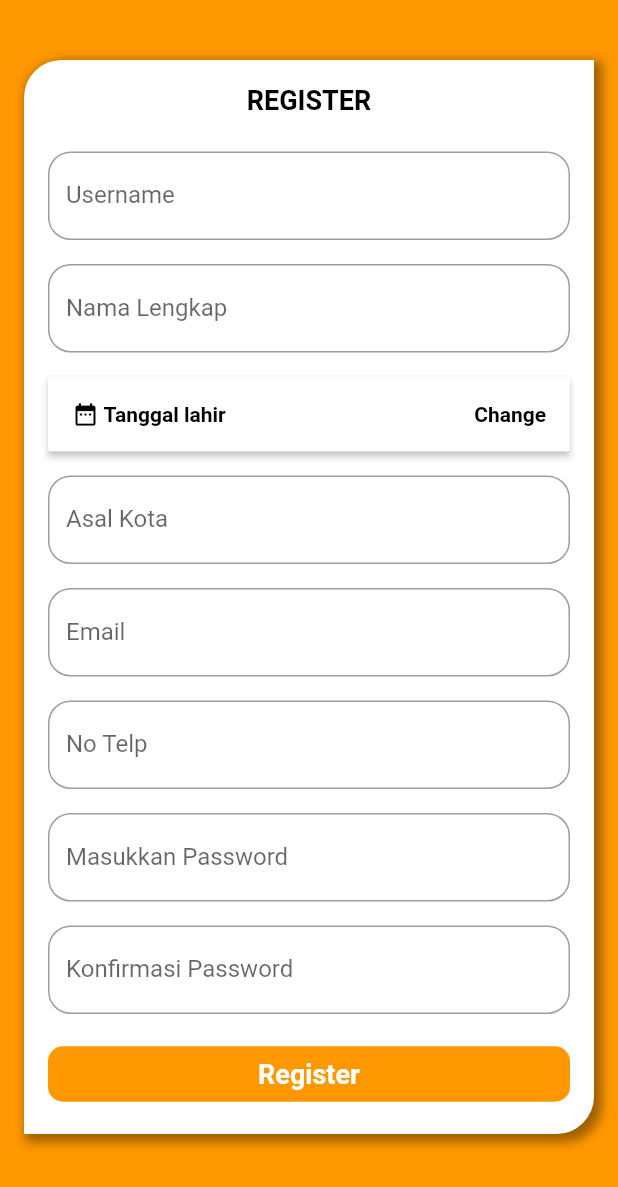
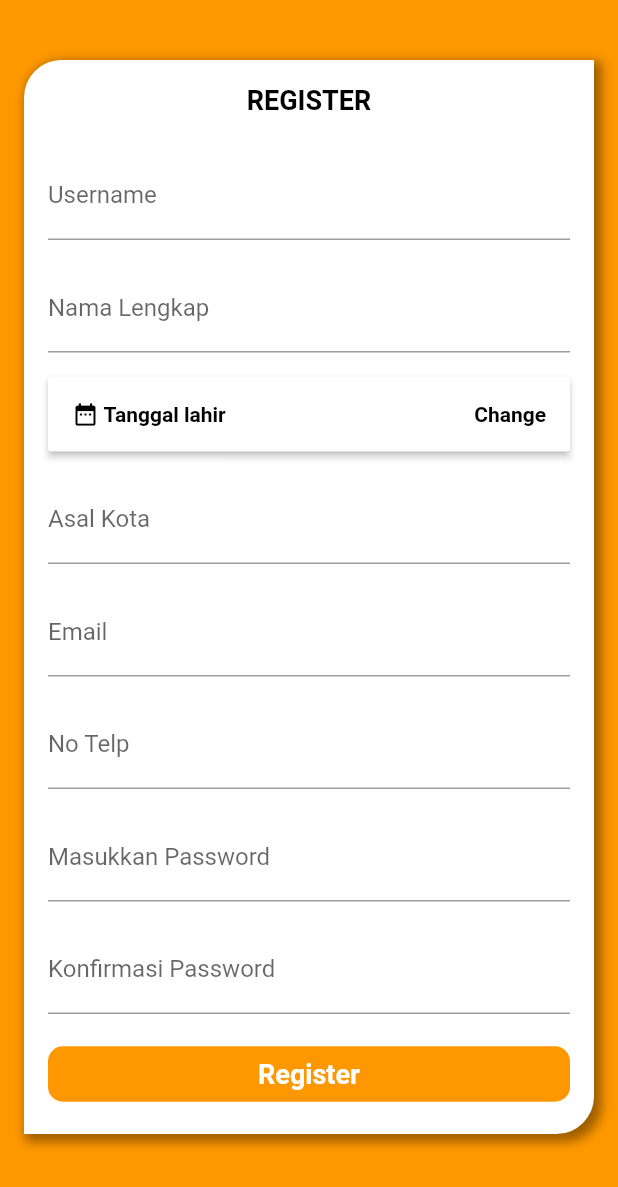
Before and after one commit to andhikaeffendy/merkuri, a Flutter app: the screen it shows after launch, after a tap on "Daftar disini", on a phone screen of 412 x 824 dp. Shown: the top 1187 px of the screen. Run offline on Flutter 3.47's test engine with Material 2 defaults, Android fonts, the phone set to English and light mode, and no system bars; our stand-ins replace dio, flutter_datetime_picker, google_maps_flutter; accounts and stored records are empty; network calls fail; Roboto replaces fonts that are missing (Poppins).

Commit message:
ubah password

```diff
--- a/lib/activation_user.dart
+++ b/lib/activation_user.dart
@@ -87,11 +87,6 @@ class _ActivationUserState extends State<ActivationUser> {
                         decoration: new InputDecoration(
                           labelText: "Kode Aktifasi",
                           fillColor: Colors.white,
-                          border: new OutlineInputBorder(
-                            borderRadius: new BorderRadius.circular(15.0),
-                            borderSide: new BorderSide(
-                            ),
-                          ),
                           //fillColor: Colors.green
                         ),
                         keyboardType: TextInputType.emailAddress,
--- a/lib/form_merkurisk.dart
+++ b/lib/form_merkurisk.dart
@@ -187,7 +187,6 @@ class _FormMerkuriskState extends State<FormMerkurisk> {
                     decoration: new InputDecoration(
                       labelText: "Air",
                       fillColor: Colors.white,
-
                       //fillColor: Colors.green
                     ),
                     keyboardType: TextInputType.emailAddress,
@@ -215,7 +214,6 @@ class _FormMerkuriskState extends State<FormMerkurisk> {
                     decoration: new InputDecoration(
                       labelText: "Biodata",
                       fillColor: Colors.white,
-
                       //fillColor: Colors.green
                     ),
                     keyboardType: TextInputType.emailAddress,
--- a/lib/login.dart
+++ b/lib/login.dart
@@ -81,11 +81,6 @@ class _LoginState extends State<Login> {
                           decoration: new InputDecoration(
                             labelText: "Email",
                             fillColor: Colors.white,
-                            border: new OutlineInputBorder(
-                              borderRadius: new BorderRadius.circular(15.0),
-                              borderSide: new BorderSide(
-                              ),
-                            ),
                             //fillColor: Colors.green
                           ),
                           validator: (val) {
@@ -109,11 +104,6 @@ class _LoginState extends State<Login> {
                           decoration: new InputDecoration(
                             labelText: "Password",
                             fillColor: Colors.white,
-                            border: new OutlineInputBorder(
-                              borderRadius: new BorderRadius.circular(15.0),
-                              borderSide: new BorderSide(
-                              ),
-                            ),
                             //fillColor: Colors.green
                           ),
                           validator: (val) {
--- a/lib/lupa_password.dart
+++ b/lib/lupa_password.dart
@@ -73,11 +73,6 @@ class _LupaPasswordState extends State<LupaPassword> {
                       decoration: new InputDecoration(
                         labelText: "Masukkan Email Anda",
                         fillColor: Colors.white,
-                        border: new OutlineInputBorder(
-                          borderRadius: new BorderRadius.circular(15.0),
-                          borderSide: new BorderSide(
-                          ),
-                        ),
                         //fillColor: Colors.green
                       ),
                       keyboardType: TextInputType.emailAddress,
--- a/lib/register.dart
+++ b/lib/register.dart
@@ -69,11 +69,6 @@ class _RegisterState extends State<Register> {
                         decoration: new InputDecoration(
                           labelText: "Username",
                           fillColor: Colors.white,
-                          border: new OutlineInputBorder(
-                            borderRadius: new BorderRadius.circular(15.0),
-                            borderSide: new BorderSide(
-                            ),
-                          ),
                           //fillColor: Colors.green
                         ),
                         keyboardType: TextInputType.emailAddress,
@@ -88,11 +83,6 @@ class _RegisterState extends State<Register> {
                         decoration: new InputDecoration(
                           labelText: "Nama Lengkap",
                           fillColor: Colors.white,
-                          border: new OutlineInputBorder(
-                            borderRadius: new BorderRadius.circular(15.0),
-                            borderSide: new BorderSide(
-                            ),
-                          ),
                           //fillColor: Colors.green
                         ),
                         keyboardType: TextInputType.emailAddress,
@@ -160,11 +150,6 @@ class _RegisterState extends State<Register> {
                         decoration: new InputDecoration(
                           labelText: "Asal Kota",
                           fillColor: Colors.white,
-                          border: new OutlineInputBorder(
-                            borderRadius: new BorderRadius.circular(15.0),
-                            borderSide: new BorderSide(
-                            ),
-                          ),
                           //fillColor: Colors.green
                         ),
                         keyboardType: TextInputType.emailAddress,
@@ -178,11 +163,6 @@ class _RegisterState extends State<Register> {
                         decoration: new InputDecoration(
                           labelText: "Email",
                           fillColor: Colors.white,
-                          border: new OutlineInputBorder(
-                            borderRadius: new BorderRadius.circular(15.0),
-                            borderSide: new BorderSide(
-                            ),
-                          ),
                           //fillColor: Colors.green
                         ),
                         keyboardType: TextInputType.emailAddress,
@@ -196,11 +176,6 @@ class _RegisterState extends State<Register> {
                         decoration: new InputDecoration(
                           labelText: "No Telp",
                           fillColor: Colors.white,
-                          border: new OutlineInputBorder(
-                            borderRadius: new BorderRadius.circular(15.0),
-                            borderSide: new BorderSide(
-                            ),
-                          ),
                         ),
                         keyboardType: TextInputType.emailAddress,
                         style: new TextStyle(
@@ -215,11 +190,6 @@ class _RegisterState extends State<Register> {
                         decoration: new InputDecoration(
                           labelText: "Masukkan Password",
                           fillColor: Colors.white,
-                          border: new OutlineInputBorder(
-                            borderRadius: new BorderRadius.circular(15.0),
-                            borderSide: new BorderSide(
-                            ),
-                          ),
                           //fillColor: Colors.green
                         ),
                         keyboardType: TextInputType.emailAddress,
@@ -235,11 +205,6 @@ class _RegisterState extends State<Register> {
                         decoration: new InputDecoration(
                           labelText: "Konfirmasi Password",
                           fillColor: Colors.white,
-                          border: new OutlineInputBorder(
-                            borderRadius: new BorderRadius.circular(15.0),
-                            borderSide: new BorderSide(
-                            ),
-                          ),
                           //fillColor: Colors.green
                         ),
                         keyboardType: TextInputType.emailAddress,
```
Also changed, not shown: lib/profile.dart (+5 -4 lines), lib/ubah_password.dart (added, +134 -0 lines), pubspec.lock.
